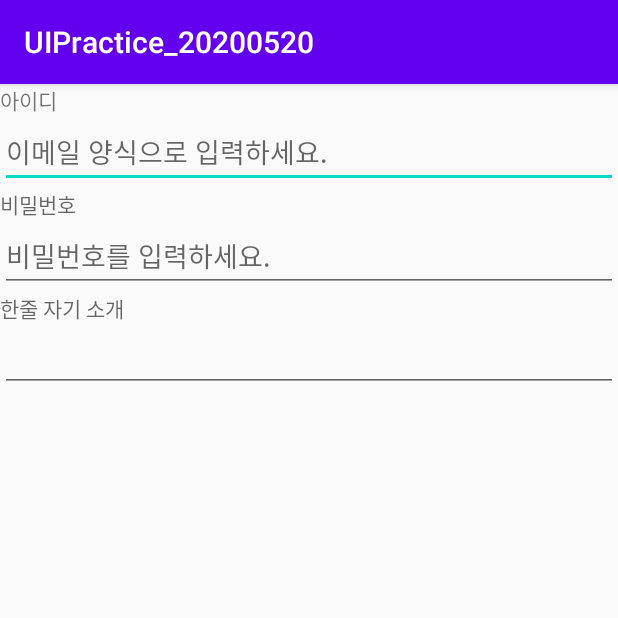
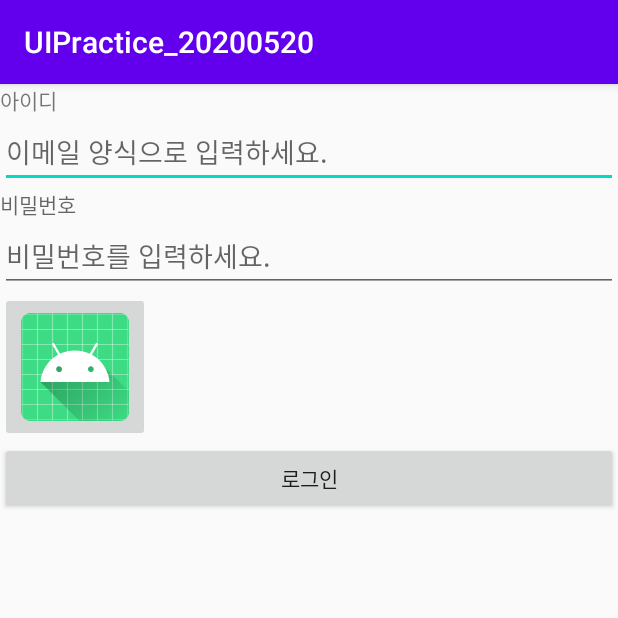
Before and after one commit to dani0907/UIPractice_20200520, an Android app: the screen it shows after launch (MainActivity), on a phone screen of 412 x 824 dp, the top half of it. Run offline under Robolectric (Android 15) with nearby library versions, the phone set to English and light mode, and no system bars.

Commit message:
기본 버튼 / 이미지 버튼 체험

```diff
--- a/app/src/main/res/layout/activity_main.xml
+++ b/app/src/main/res/layout/activity_main.xml
@@ -25,14 +25,16 @@
         android:layout_height="wrap_content"
         android:hint="비밀번호를 입력하세요."
         android:inputType="textPassword"/>
-    <TextView
-        android:layout_width="wrap_content"
-        android:layout_height="wrap_content"
-        android:hint="한줄 자기 소개"/>
-    <EditText
+
+    <ImageButton
+        android:layout_width="100dp"
+        android:layout_height="100dp"
+        android:src="@mipmap/ic_launcher" />
+
+    <Button
         android:layout_width="match_parent"
         android:layout_height="wrap_content"
-        android:singleLine="true"/>
+        android:text="로그인" />
 
 
 </LinearLayout>
```
